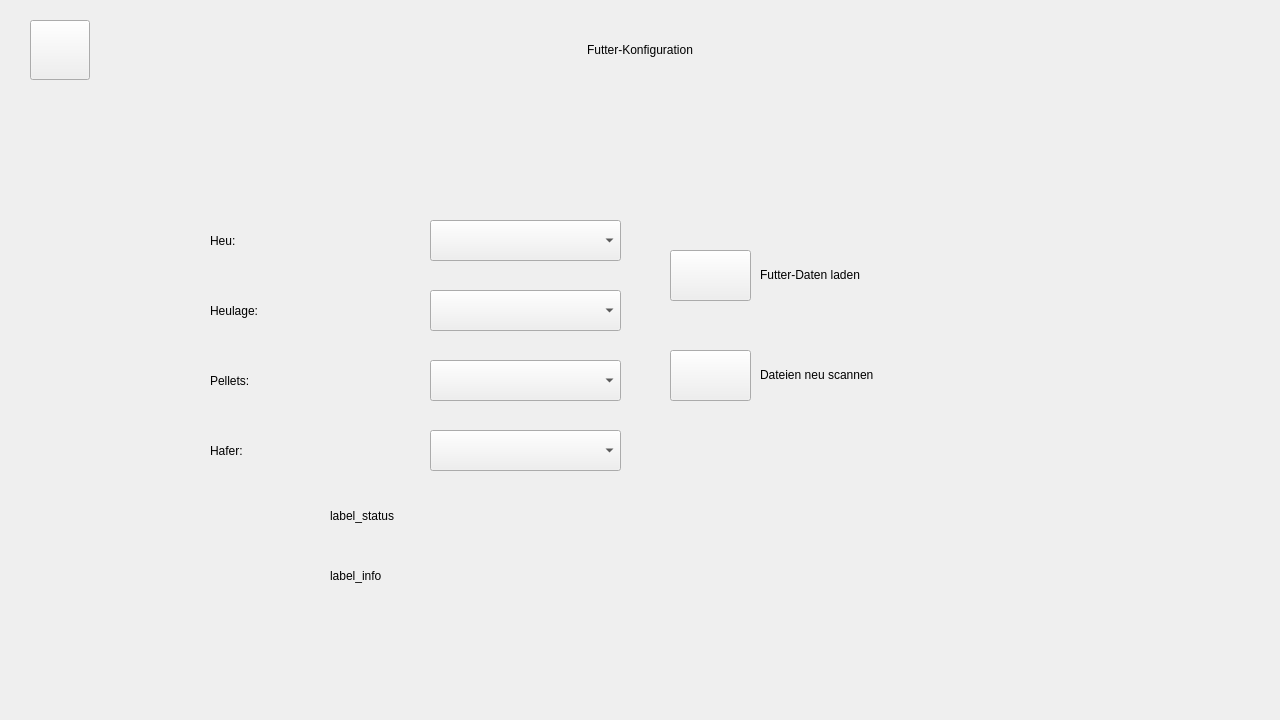
Qt form views/futter_konfiguration.ui (DonKeWu/Futterkarre-1.2) before a commit.
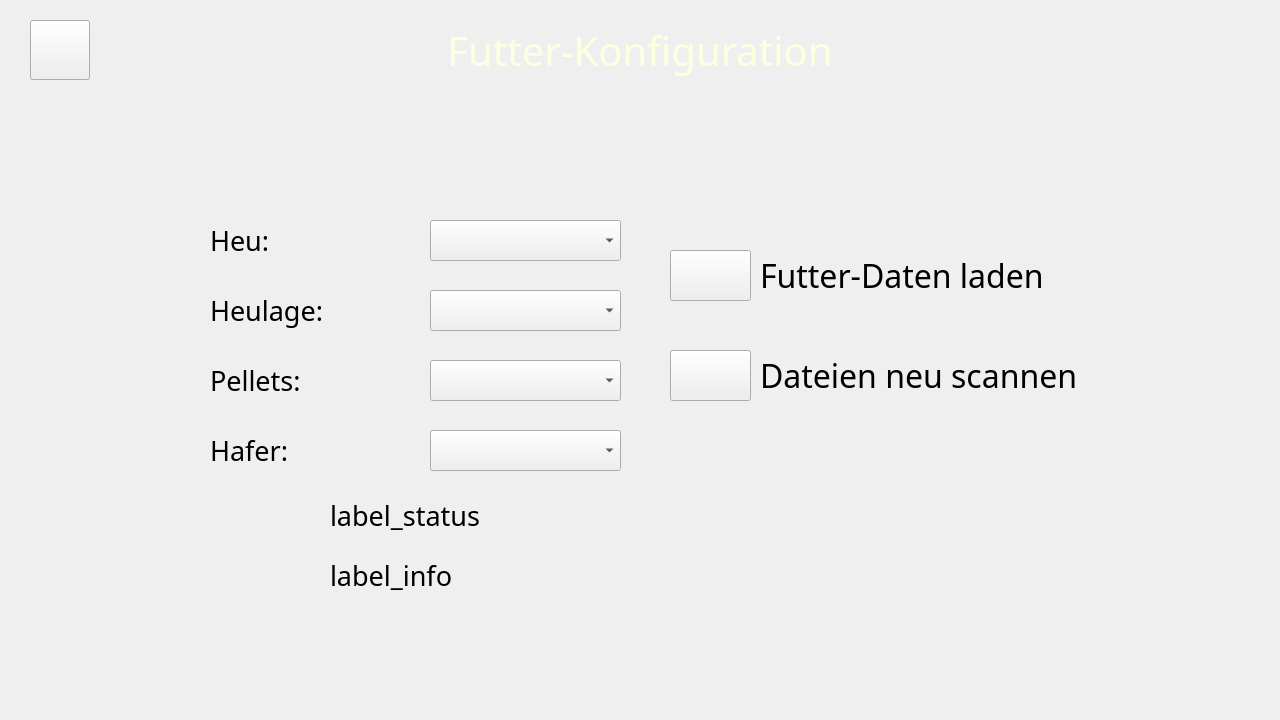
The same form after that commit. Icons and pictures are not drawn.

Commit message: 🔄 RESTORE: Original UI text formatting restored - Recovered all original font sizes and text properties from backup - Theme-Manager controls ONLY colors, NOT text formatting - Original UI design preserved with proper font sizes - Only removed color overrides, kept all text formatting intact

Patch:
```diff
--- a/views/futter_konfiguration.ui
+++ b/views/futter_konfiguration.ui
@@ -28,6 +28,11 @@
     <height>720</height>
    </size>
   </property>
+  <property name="font">
+   <font>
+    <family>System-ui</family>
+   </font>
+  </property>
   <property name="windowTitle">
    <string notr="true">Heu-Fütterung</string>
   </property>
@@ -64,12 +69,20 @@
      <height>100</height>
     </size>
    </property>
+   <property name="font">
+    <font>
+     <family>Droid Sans Fallback</family>
+     <pointsize>30</pointsize>
+     <weight>50</weight>
+     <bold>false</bold>
+    </font>
+   </property>
    <property name="statusTip">
     <string/>
    </property>
    <property name="styleSheet">
     <string notr="true">
-
+color: #fdffe0;
 </string>
    </property>
    <property name="text">
@@ -197,6 +210,12 @@
      <height>70</height>
     </size>
    </property>
+   <property name="font">
+    <font>
+     <family>Droid Sans Fallback</family>
+     <pointsize>20</pointsize>
+    </font>
+   </property>
    <property name="styleSheet">
     <string notr="true">QLabel {
     background-color: transparent;
@@ -233,6 +252,12 @@
      <height>70</height>
     </size>
    </property>
+   <property name="font">
+    <font>
+     <family>Droid Sans Fallback</family>
+     <pointsize>24</pointsize>
+    </font>
+   </property>
    <property name="styleSheet">
     <string notr="true">QLabel {
     background-color: transparent;
@@ -269,6 +294,12 @@
      <height>70</height>
     </size>
    </property>
+   <property name="font">
+    <font>
+     <family>Droid Sans Fallback</family>
+     <pointsize>24</pointsize>
+    </font>
+   </property>
    <property name="styleSheet">
     <string notr="true">QLabel {
     background-color: transparent;
@@ -305,6 +336,12 @@
      <height>70</height>
     </size>
    </property>
+   <property name="font">
+    <font>
+     <family>Droid Sans Fallback</family>
+     <pointsize>20</pointsize>
+    </font>
+   </property>
    <property name="styleSheet">
     <string notr="true">QLabel {
     background-color: transparent;
@@ -341,6 +378,12 @@
      <height>70</height>
     </size>
    </property>
+   <property name="font">
+    <font>
+     <family>Droid Sans Fallback</family>
+     <pointsize>20</pointsize>
+    </font>
+   </property>
    <property name="styleSheet">
     <string notr="true">QLabel {
     background-color: transparent;
@@ -377,6 +420,12 @@
      <height>70</height>
     </size>
    </property>
+   <property name="font">
+    <font>
+     <family>Droid Sans Fallback</family>
+     <pointsize>20</pointsize>
+    </font>
+   </property>
    <property name="styleSheet">
     <string notr="true">QLabel {
     background-color: transparent;
@@ -413,6 +462,12 @@
      <height>70</height>
     </size>
    </property>
+   <property name="font">
+    <font>
+     <family>Droid Sans Fallback</family>
+     <pointsize>20</pointsize>
+    </font>
+   </property>
    <property name="styleSheet">
     <string notr="true">QLabel {
     background-color: transparent;
@@ -449,6 +504,12 @@
      <height>70</height>
     </size>
    </property>
+   <property name="font">
+    <font>
+     <family>Droid Sans Fallback</family>
+     <pointsize>20</pointsize>
+    </font>
+   </property>
    <property name="styleSheet">
     <string notr="true">QLabel {
     background-color: transparent;
```
Left out of the diff: 6 changed lines with no effect on the pictures. The commit also changes 8 other files.
